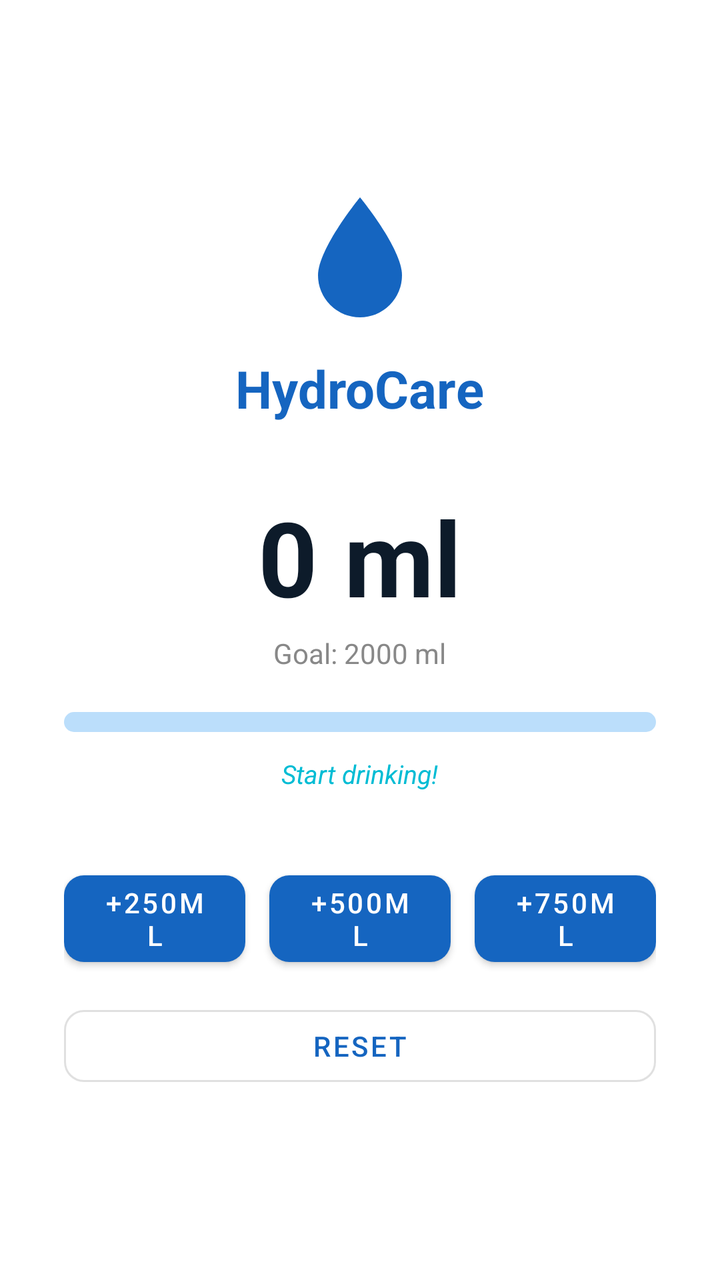
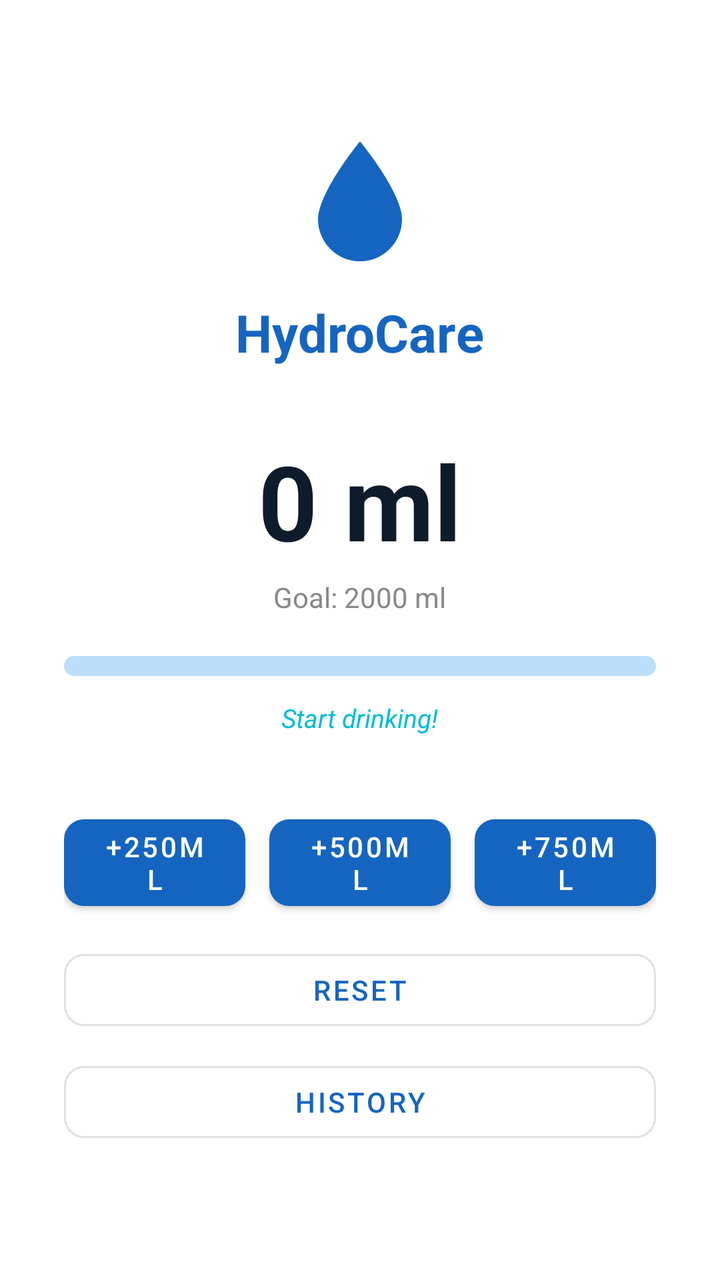

Before-and-after screenshots of an Android layout around one commit, followed by the original layout XML and the change that was made.
<!-- AndroidManifest.xml: application theme Theme.HydroCare -->
<!-- res/layout/activity_main.xml -->
<?xml version="1.0" encoding="utf-8"?>
<LinearLayout xmlns:android="http://schemas.android.com/apk/res/android"
    xmlns:app="http://schemas.android.com/apk/res-auto"
    android:layout_width="match_parent"
    android:layout_height="match_parent"
    android:orientation="vertical"
    android:gravity="center"
    android:padding="32dp"
    android:background="#FFFFFF">

    <ImageView
        android:layout_width="72dp"
        android:layout_height="72dp"
        android:src="@drawable/ic_water_drop"
        android:tint="#1565C0" />

    <TextView
        android:layout_width="wrap_content"
        android:layout_height="wrap_content"
        android:layout_marginTop="12dp"
        android:text="HydroCare"
        android:textSize="26sp"
        android:textStyle="bold"
        android:textColor="#1565C0" />

    <TextView
        android:id="@+id/tvIntake"
        android:layout_width="wrap_content"
        android:layout_height="wrap_content"
        android:layout_marginTop="32dp"
        android:text="0 ml"
        android:textSize="52sp"
        android:textStyle="bold"
        android:textColor="#0D1B2A" />

    <TextView
        android:id="@+id/tvGoalLabel"
        android:layout_width="wrap_content"
        android:layout_height="wrap_content"
        android:text="Goal: 2000 ml"
        android:textSize="14sp"
        android:textColor="#888888"
        android:layout_marginTop="4dp" />

    <ProgressBar
        android:id="@+id/progressBar"
        style="@android:style/Widget.ProgressBar.Horizontal"
        android:layout_width="match_parent"
        android:layout_height="10dp"
        android:layout_marginTop="20dp"
        android:max="2000"
        android:progress="0"
        android:progressTint="#1565C0"
        android:progressBackgroundTint="#BBDEFB" />

    <TextView
        android:id="@+id/tvMotivation"
        android:layout_width="wrap_content"
        android:layout_height="wrap_content"
        android:layout_marginTop="12dp"
        android:text="Start drinking!"
        android:textSize="13sp"
        android:textColor="#00BCD4"
        android:textStyle="italic" />

    <LinearLayout
        android:layout_width="match_parent"
        android:layout_height="wrap_content"
        android:orientation="horizontal"
        android:layout_marginTop="36dp">

        <com.google.android.material.button.MaterialButton
            android:id="@+id/btn250"
            android:layout_width="0dp"
            android:layout_height="wrap_content"
            android:layout_weight="1"
            android:layout_marginEnd="6dp"
            android:text="+250ml"
            app:cornerRadius="10dp" />

        <com.google.android.material.button.MaterialButton
            android:id="@+id/btn500"
            android:layout_width="0dp"
            android:layout_height="wrap_content"
            android:layout_weight="1"
            android:layout_marginStart="6dp"
            android:layout_marginEnd="6dp"
            android:text="+500ml"
            app:cornerRadius="10dp" />

        <com.google.android.material.button.MaterialButton
            android:id="@+id/btn750"
            android:layout_width="0dp"
            android:layout_height="wrap_content"
            android:layout_weight="1"
            android:layout_marginStart="6dp"
            android:text="+750ml"
            app:cornerRadius="10dp" />

    </LinearLayout>

    <com.google.android.material.button.MaterialButton
        android:id="@+id/btnReset"
        style="@style/Widget.MaterialComponents.Button.OutlinedButton"
        android:layout_width="match_parent"
        android:layout_height="wrap_content"
        android:layout_marginTop="12dp"
        android:text="Reset"
        app:cornerRadius="10dp" />

</LinearLayout>
<!-- resources referenced by this layout -->
<resources>
  <!-- drawable ic_water_drop (drawable) -->
  <?xml version="1.0" encoding="utf-8"?>
  <vector xmlns:android="http://schemas.android.com/apk/res/android"
      android:width="24dp"
      android:height="24dp"
      android:viewportWidth="24"
      android:viewportHeight="24">
      <path
          android:fillColor="#FFFFFF"
          android:pathData="M12,2C12,2 5,10.5 5,15A7,7 0,0 0,19 15C19,10.5 12,2 12,2Z" />
  </vector>
  <style name="Theme.HydroCare" parent="Theme.MaterialComponents.Light.NoActionBar">
          <item name="colorPrimary">@color/primary</item>
          <item name="colorPrimaryDark">@color/primary_dark</item>
          <item name="colorAccent">@color/secondary</item>
          <item name="android:colorBackground">@color/background</item>
          <item name="android:statusBarColor">@color/primary</item>
      </style>
  <color name="primary">#1565C0</color>
  <color name="primary_dark">#003C8F</color>
  <color name="secondary">#00BCD4</color>
  <color name="background">#F0F8FF</color>
</resources>

<!-- the commit's change to res/layout/activity_main.xml (unified diff, before → after) -->
@@ -108,4 +108,13 @@
         android:text="Reset"
         app:cornerRadius="10dp" />
 
+    <com.google.android.material.button.MaterialButton
+        android:id="@+id/btnHistory"
+        style="@style/Widget.MaterialComponents.Button.OutlinedButton"
+        android:layout_width="match_parent"
+        android:layout_height="wrap_content"
+        android:layout_marginTop="8dp"
+        android:text="History"
+        app:cornerRadius="10dp" />
+
 </LinearLayout>
